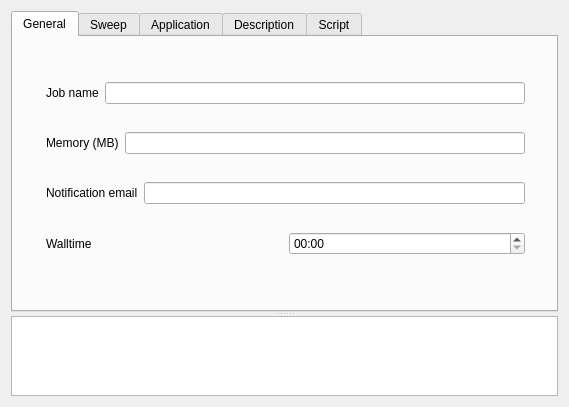
Old version of the form src/arcsub-ui/mainwindow.ui in the repository jonaslindemann/arc-gui-clients.
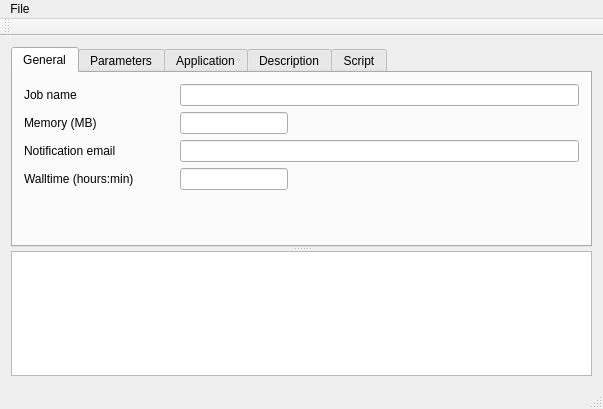
New version of the form.

Diff of the .ui file:
```diff
--- a/src/arcsub-ui/mainwindow.ui
+++ b/src/arcsub-ui/mainwindow.ui
@@ -6,8 +6,8 @@
    <rect>
     <x>0</x>
     <y>0</y>
-    <width>569</width>
-    <height>407</height>
+    <width>603</width>
+    <height>409</height>
    </rect>
   </property>
   <property name="windowTitle">
@@ -20,34 +20,58 @@
       <property name="orientation">
        <enum>Qt::Vertical</enum>
       </property>
-      <widget class="QTabWidget" name="tabWidget">
+      <widget class="QTabWidget" name="scriptTab">
+       <property name="minimumSize">
+        <size>
+         <width>0</width>
+         <height>200</height>
+        </size>
+       </property>
+       <property name="maximumSize">
+        <size>
+         <width>16777215</width>
+         <height>16777215</height>
+        </size>
+       </property>
        <property name="currentIndex">
         <number>0</number>
        </property>
-       <widget class="QWidget" name="tab">
+       <widget class="QWidget" name="generalTab">
+        <property name="sizePolicy">
+         <sizepolicy hsizetype="Preferred" vsizetype="Maximum">
+          <horstretch>0</horstretch>
+          <verstretch>0</verstretch>
+         </sizepolicy>
+        </property>
+        <property name="minimumSize">
+         <size>
+          <width>0</width>
+          <height>0</height>
+         </size>
+        </property>
         <property name="maximumSize">
          <size>
           <width>16777215</width>
-          <height>270</height>
+          <height>16777215</height>
          </size>
         </property>
         <attribute name="title">
          <string>General</string>
         </attribute>
-        <widget class="QWidget" name="">
-         <property name="geometry">
-          <rect>
-           <x>22</x>
-           <y>12</y>
-           <width>501</width>
-           <height>241</height>
-          </rect>
-         </property>
          <layout class="QVBoxLayout" name="verticalLayout_2">
+         <property name="sizeConstraint">
+          <enum>QLayout::SetMaximumSize</enum>
+         </property>
           <item>
-           <layout class="QHBoxLayout" name="horizontalLayout">
+          <layout class="QHBoxLayout" name="horizontalLayout_2">
             <item>
              <widget class="QLabel" name="jobNameLabel">
+             <property name="minimumSize">
+              <size>
+               <width>150</width>
+               <height>0</height>
+              </size>
+             </property>
               <property name="text">
                <string>Job name</string>
               </property>
@@ -59,23 +83,67 @@
            </layout>
           </item>
           <item>
-           <layout class="QHBoxLayout" name="horizontalLayout_2">
+          <layout class="QHBoxLayout" name="horizontalLayout_3">
             <item>
              <widget class="QLabel" name="memoryLabel">
+             <property name="minimumSize">
+              <size>
+               <width>150</width>
+               <height>0</height>
+              </size>
+             </property>
               <property name="text">
                <string>Memory (MB)</string>
               </property>
              </widget>
             </item>
             <item>
-             <widget class="QLineEdit" name="memoryEdit"/>
+            <widget class="QLineEdit" name="memoryEdit">
+             <property name="sizePolicy">
+              <sizepolicy hsizetype="Fixed" vsizetype="Fixed">
+               <horstretch>0</horstretch>
+               <verstretch>0</verstretch>
+              </sizepolicy>
+             </property>
+             <property name="maximumSize">
+              <size>
+               <width>16777215</width>
+               <height>16777215</height>
+              </size>
+             </property>
+             <property name="inputMask">
+              <string/>
+             </property>
+             <property name="text">
+              <string/>
+             </property>
+            </widget>
+           </item>
+           <item>
+            <spacer name="horizontalSpacer_2">
+             <property name="orientation">
+              <enum>Qt::Horizontal</enum>
+             </property>
+             <property name="sizeHint" stdset="0">
+              <size>
+               <width>40</width>
+               <height>20</height>
+              </size>
+             </property>
+            </spacer>
             </item>
            </layout>
           </item>
           <item>
-           <layout class="QHBoxLayout" name="horizontalLayout_3">
+          <layout class="QHBoxLayout" name="horizontalLayout_4">
             <item>
              <widget class="QLabel" name="notificationEmailLabel">
+             <property name="minimumSize">
+              <size>
+               <width>150</width>
+               <height>0</height>
+              </size>
+             </property>
               <property name="text">
                <string>Notification email</string>
               </property>
@@ -87,37 +155,71 @@
            </layout>
           </item>
           <item>
-           <layout class="QHBoxLayout" name="horizontalLayout_4">
+          <layout class="QHBoxLayout" name="horizontalLayout_5">
             <item>
              <widget class="QLabel" name="wallTimeLabel">
+             <property name="minimumSize">
+              <size>
+               <width>150</width>
+               <height>0</height>
+              </size>
+             </property>
               <property name="text">
-               <string>Walltime</string>
+              <string>Walltime (hours:min)</string>
               </property>
              </widget>
             </item>
             <item>
-             <widget class="QTimeEdit" name="walltimeTimeEdit">
-              <property name="displayFormat">
-               <string>hh:mm</string>
+            <widget class="QLineEdit" name="walltimeEdit">
+             <property name="sizePolicy">
+              <sizepolicy hsizetype="Fixed" vsizetype="Fixed">
+               <horstretch>0</horstretch>
+               <verstretch>0</verstretch>
+              </sizepolicy>
               </property>
              </widget>
             </item>
-           </layout>
-          </item>
-         </layout>
-        </widget>
-       </widget>
-       <widget class="QWidget" name="tab_2">
+           <item>
+            <spacer name="horizontalSpacer">
+             <property name="orientation">
+              <enum>Qt::Horizontal</enum>
+             </property>
+             <property name="sizeHint" stdset="0">
+              <size>
+               <width>40</width>
+               <height>20</height>
+              </size>
+             </property>
+            </spacer>
+           </item>
+          </layout>
+         </item>
+         <item>
+          <spacer name="verticalSpacer">
+           <property name="orientation">
+            <enum>Qt::Vertical</enum>
+           </property>
+           <property name="sizeHint" stdset="0">
+            <size>
+             <width>20</width>
+             <height>40</height>
+            </size>
+           </property>
+          </spacer>
+         </item>
+        </layout>
+       </widget>
+       <widget class="QWidget" name="paramTab">
         <attribute name="title">
-         <string>Sweep</string>
+         <string>Parameters</string>
         </attribute>
        </widget>
-       <widget class="QWidget" name="tab_3">
+       <widget class="QWidget" name="applicationTab">
         <attribute name="title">
          <string>Application</string>
         </attribute>
        </widget>
-       <widget class="QWidget" name="tab_4">
+       <widget class="QWidget" name="descriptionTab">
         <attribute name="title">
          <string>Description</string>
         </attribute>
@@ -132,7 +234,7 @@
        <property name="maximumSize">
         <size>
          <width>16777215</width>
-         <height>80</height>
+         <height>16777215</height>
         </size>
        </property>
        <property name="font">
@@ -151,6 +253,64 @@
     </item>
    </layout>
   </widget>
+  <widget class="QMenuBar" name="menuBar">
+   <property name="geometry">
+    <rect>
+     <x>0</x>
+     <y>0</y>
+     <width>603</width>
+     <height>25</height>
+    </rect>
+   </property>
+   <widget class="QMenu" name="menuFile">
+    <property name="title">
+     <string>File</string>
+    </property>
+    <addaction name="actionNewJobDefinition"/>
+    <addaction name="actionOpenJobDefinition"/>
+    <addaction name="actionSaveJobDefinition"/>
+    <addaction name="separator"/>
+    <addaction name="actionExit"/>
+   </widget>
+   <addaction name="menuFile"/>
+  </widget>
+  <widget class="QStatusBar" name="statusBar"/>
+  <widget class="QToolBar" name="toolBar">
+   <property name="windowTitle">
+    <string>toolBar</string>
+   </property>
+   <attribute name="toolBarArea">
+    <enum>TopToolBarArea</enum>
+   </attribute>
+   <attribute name="toolBarBreak">
+    <bool>false</bool>
+   </attribute>
+  </widget>
+  <action name="actionSaveJobDefinition">
+   <property name="text">
+    <string>Save job definition</string>
+   </property>
+  </action>
+  <action name="actionOpenJobDefinition">
+   <property name="text">
+    <string>Open job definition</string>
+   </property>
+  </action>
+  <action name="actionSubmitJobDefinition">
+   <property name="text">
+    <string>Submit job definition</string>
+   </property>
+  </action>
+  <action name="actionNewJobDefinition">
+   <property name="text">
+    <string>New job definition</string>
+   </property>
+  </action>
+  <action name="actionExit">
+   <property name="text">
+    <string>Exit</string>
+   </property>
+  </action>
  </widget>
  <layoutdefault spacing="6" margin="11"/>
  <resources/>
```
Left out of the diff: 7 changed lines with no effect on the pictures. Lines whose indentation alone changed are shown as unchanged.
